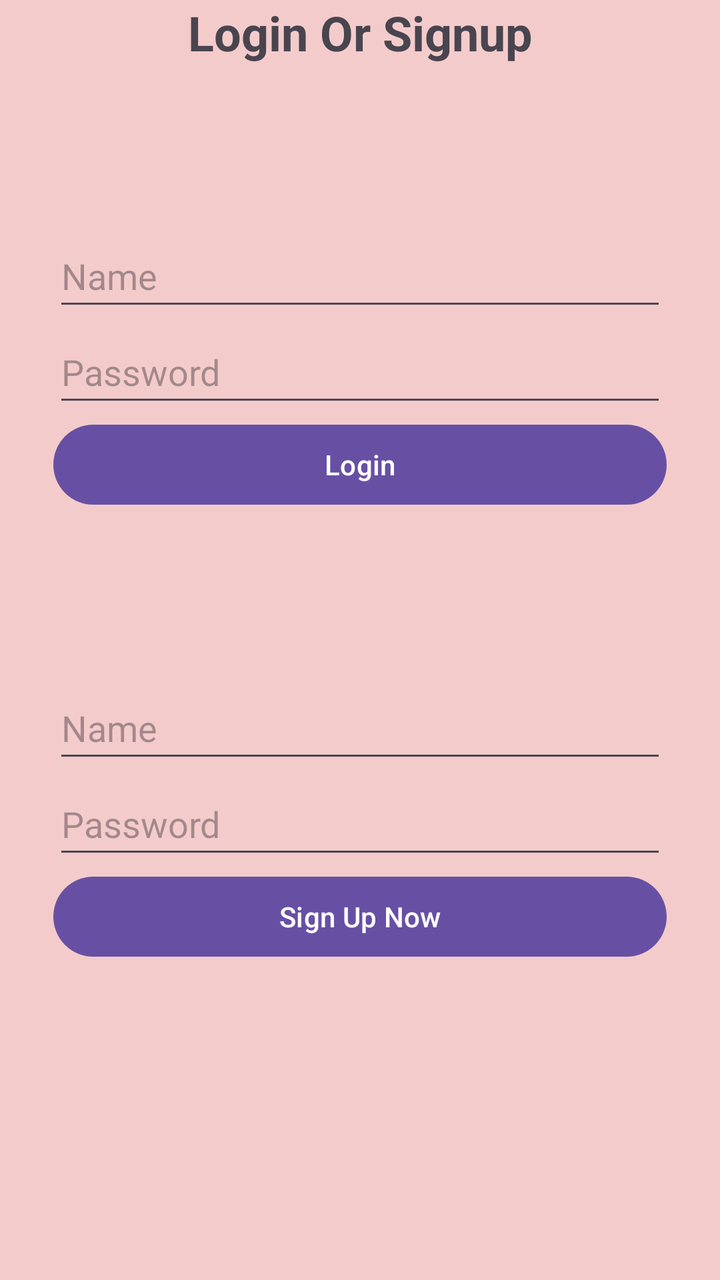
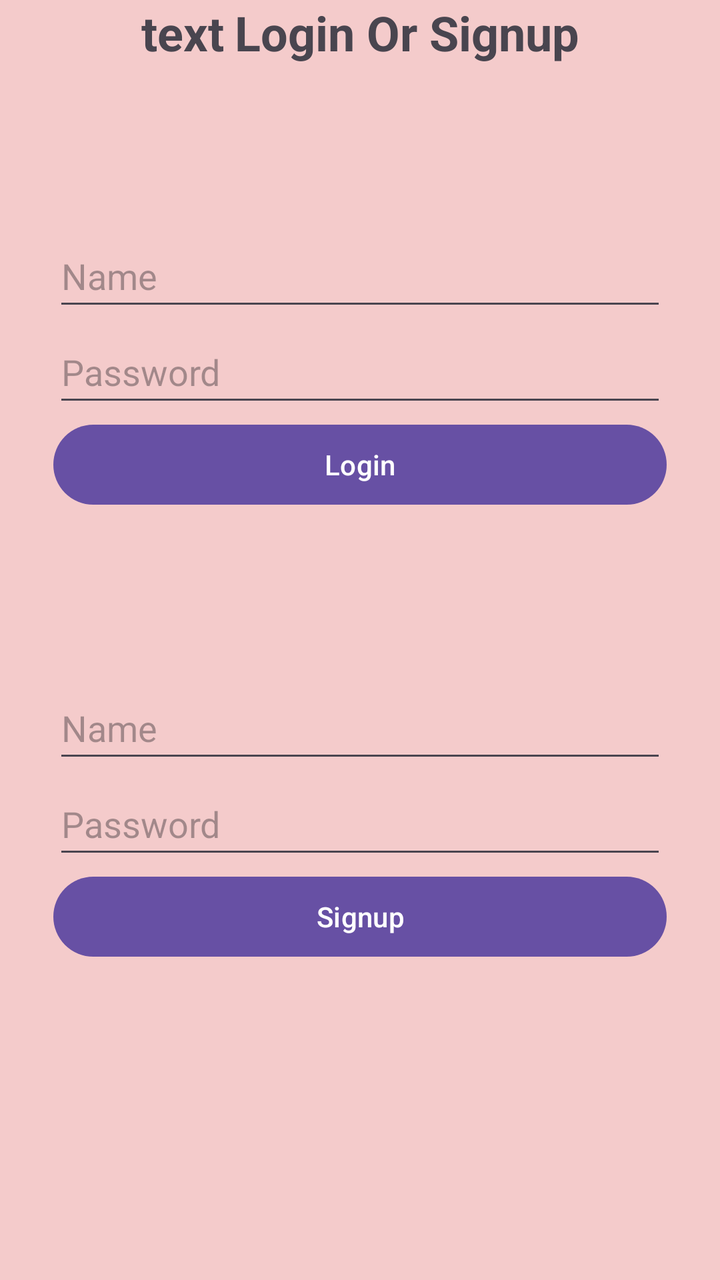

Screens rendered from an Android XML layout before and after an edit, with the pre-edit source and the edit as a unified diff.
<!-- AndroidManifest.xml: application theme Theme.EAndroid -->
<!-- res/layout/fragment_login.xml -->
<?xml version="1.0" encoding="utf-8"?>
<FrameLayout xmlns:android="http://schemas.android.com/apk/res/android"
    xmlns:tools="http://schemas.android.com/tools"
    android:layout_width="match_parent"
    android:layout_height="match_parent"
    android:background="#F4CBCB"
    tools:context=".Login">

    <LinearLayout
        android:layout_width="match_parent"
        android:layout_height="match_parent"
        android:gravity="center"
        android:orientation="vertical">

        <LinearLayout
            android:id="@+id/dialogPage"
            android:layout_width="match_parent"
            android:layout_height="match_parent"
            android:background="#DEFADD"
            android:orientation="horizontal"
            android:visibility="gone">

            <Space
                android:layout_width="80dp"
                android:layout_height="match_parent"
                android:layout_weight="1" />

            <LinearLayout
                android:layout_width="match_parent"
                android:layout_height="match_parent"
                android:layout_weight="1"
                android:orientation="vertical">

                <Space
                    android:layout_width="match_parent"
                    android:layout_height="112dp" />

                <TextView
                    android:id="@+id/vtxtDialogMsgLogin"
                    android:layout_width="match_parent"
                    android:layout_height="wrap_content"
                    android:text="Error Messages"
                    android:textSize="24sp" />

                <Space
                    android:layout_width="match_parent"
                    android:layout_height="37dp" />

                <Button
                    android:id="@+id/dialogOK"
                    android:layout_width="match_parent"
                    android:layout_height="wrap_content"
                    android:text="OK" />
            </LinearLayout>

            <Space
                android:layout_width="80dp"
                android:layout_height="match_parent"
                android:layout_weight="1" />
        </LinearLayout>

        <TextView
            android:id="@+id/textView"
            android:layout_width="match_parent"
            android:layout_height="wrap_content"
            android:forceDarkAllowed="true"
            android:text="Login Or Signup"
            android:textAlignment="center"
            android:textAppearance="@style/TextAppearance.AppCompat.Display2"
            android:textSize="24sp"
            android:textStyle="bold" />

        <LinearLayout
            android:layout_width="match_parent"
            android:layout_height="match_parent"
            android:orientation="horizontal">

            <Space
                android:layout_width="80dp"
                android:layout_height="match_parent"
                android:layout_weight="1" />

            <LinearLayout
                android:layout_width="match_parent"
                android:layout_height="match_parent"
                android:layout_weight="1"
                android:orientation="vertical">

                <Space
                    android:layout_width="match_parent"
                    android:layout_height="80dp" />

                <EditText
                    android:id="@+id/txtNameLogin"
                    android:layout_width="match_parent"
                    android:layout_height="wrap_content"
                    android:ems="10"
                    android:hint="Name"
                    android:inputType="text"
                    android:minHeight="48dp" />

                <EditText
                    android:id="@+id/txtPassLogin"
                    android:layout_width="match_parent"
                    android:layout_height="wrap_content"
                    android:ems="10"
                    android:hint="Password"
                    android:inputType="text"
                    android:minHeight="48dp" />

                <Button
                    android:id="@+id/btnLogin"
                    android:layout_width="match_parent"
                    android:layout_height="wrap_content"
                    android:text="Login" />

                <Space
                    android:layout_width="match_parent"
                    android:layout_height="28dp" />

                <TextView
                    android:id="@+id/vtxtDialogMsg"
                    android:layout_width="match_parent"
                    android:layout_height="54dp" />

                <EditText
                    android:id="@+id/txtNameSignup"
                    android:layout_width="match_parent"
                    android:layout_height="wrap_content"
                    android:ems="10"
                    android:hint="Name"
                    android:inputType="text"
                    android:minHeight="48dp" />

                <EditText
                    android:id="@+id/txtPassSignup"
                    android:layout_width="match_parent"
                    android:layout_height="wrap_content"
                    android:ems="10"
                    android:hint="Password"
                    android:inputType="text"
                    android:minHeight="48dp" />

                <Button
                    android:id="@+id/btnSignup"
                    android:layout_width="match_parent"
                    android:layout_height="wrap_content"
                    android:text="Sign Up Now" />

                <Space
                    android:layout_width="match_parent"
                    android:layout_height="80dp" />

                <Button
                    android:id="@+id/dialogBack"
                    android:layout_width="match_parent"
                    android:layout_height="wrap_content"
                    android:text="Back"
                    android:visibility="gone" />
            </LinearLayout>

            <Space
                android:layout_width="80dp"
                android:layout_height="match_parent"
                android:layout_weight="1" />
        </LinearLayout>
    </LinearLayout>
</FrameLayout>
<!-- resources referenced by this layout -->
<resources>
  <style name="Theme.EAndroid" parent="Base.Theme.EAndroid" />
  <style name="Base.Theme.EAndroid" parent="Theme.Material3.DayNight.NoActionBar">
          
          
      </style>
</resources>

<!-- the commit's change to res/layout/fragment_login.xml (unified diff, before → after) -->
@@ -50,7 +50,7 @@
                     android:id="@+id/dialogOK"
                     android:layout_width="match_parent"
                     android:layout_height="wrap_content"
-                    android:text="OK" />
+                    android:text="@string/lng_OK" />
             </LinearLayout>
 
             <Space
@@ -64,7 +64,7 @@
             android:layout_width="match_parent"
             android:layout_height="wrap_content"
             android:forceDarkAllowed="true"
-            android:text="Login Or Signup"
+            android:text="@string/lng_loginhead"
             android:textAlignment="center"
             android:textAppearance="@style/TextAppearance.AppCompat.Display2"
             android:textSize="24sp"
@@ -95,7 +95,7 @@
                     android:layout_width="match_parent"
                     android:layout_height="wrap_content"
                     android:ems="10"
-                    android:hint="Name"
+                    android:hint="@string/lng_Name"
                     android:inputType="text"
                     android:minHeight="48dp" />
 
@@ -104,7 +104,7 @@
                     android:layout_width="match_parent"
                     android:layout_height="wrap_content"
                     android:ems="10"
-                    android:hint="Password"
+                    android:hint="@string/lng_Password"
                     android:inputType="text"
                     android:minHeight="48dp" />
 
@@ -112,7 +112,7 @@
                     android:id="@+id/btnLogin"
                     android:layout_width="match_parent"
                     android:layout_height="wrap_content"
-                    android:text="Login" />
+                    android:text="@string/lng_Login" />
 
                 <Space
                     android:layout_width="match_parent"
@@ -128,7 +128,7 @@
                     android:layout_width="match_parent"
                     android:layout_height="wrap_content"
                     android:ems="10"
-                    android:hint="Name"
+                    android:hint="@string/lng_Name"
                     android:inputType="text"
                     android:minHeight="48dp" />
 
@@ -137,7 +137,7 @@
                     android:layout_width="match_parent"
                     android:layout_height="wrap_content"
                     android:ems="10"
-                    android:hint="Password"
+                    android:hint="@string/lng_Password"
                     android:inputType="text"
                     android:minHeight="48dp" />
 
@@ -145,7 +145,7 @@
                     android:id="@+id/btnSignup"
                     android:layout_width="match_parent"
                     android:layout_height="wrap_content"
-                    android:text="Sign Up Now" />
+                    android:text="@string/lng_Signup" />
 
                 <Space
                     android:layout_width="match_parent"
<!-- resource entries referenced after the edit -->
@@ -1,5 +1,11 @@
 <!-- resources referenced by this layout -->
 <resources>
+  <string name="lng_Login">Login</string>
+  <string name="lng_Name">Name</string>
+  <string name="lng_OK">OK</string>
+  <string name="lng_Password">Password</string>
+  <string name="lng_Signup">Signup</string>
+  <string name="lng_loginhead">text\tLogin Or Signup</string>
   <style name="Theme.EAndroid" parent="Base.Theme.EAndroid" />
   <style name="Base.Theme.EAndroid" parent="Theme.Material3.DayNight.NoActionBar">
           
